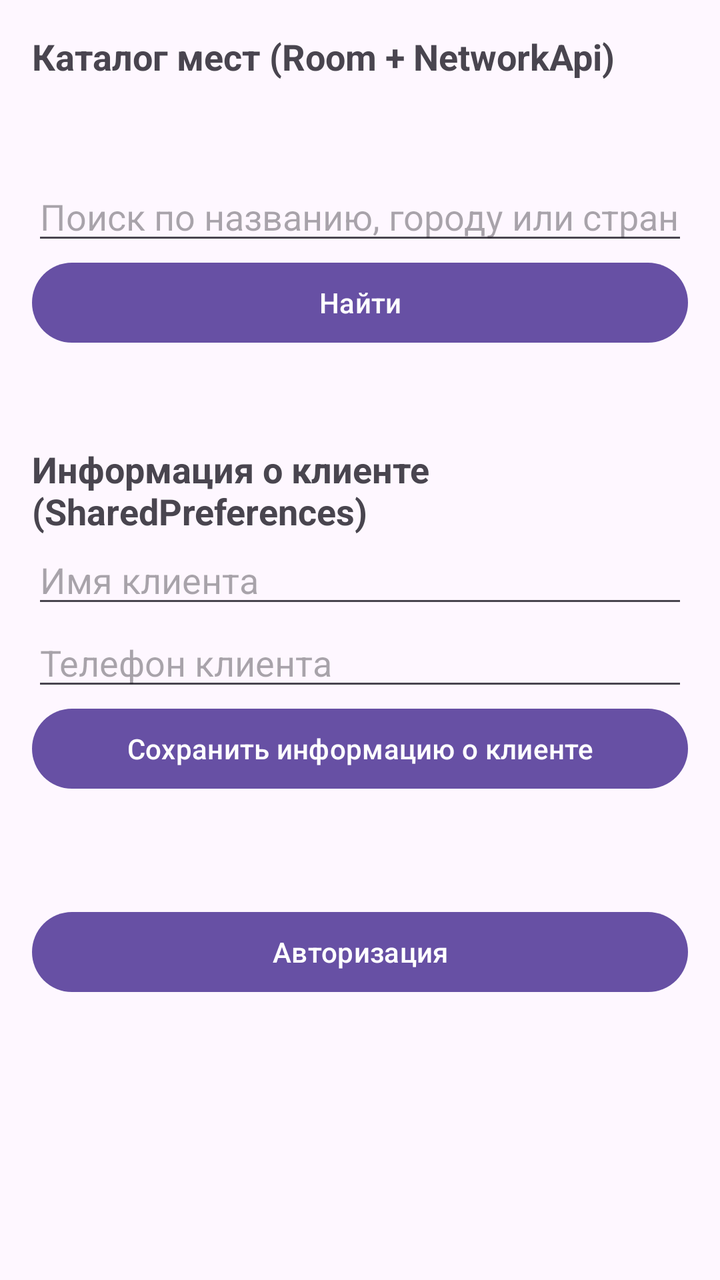
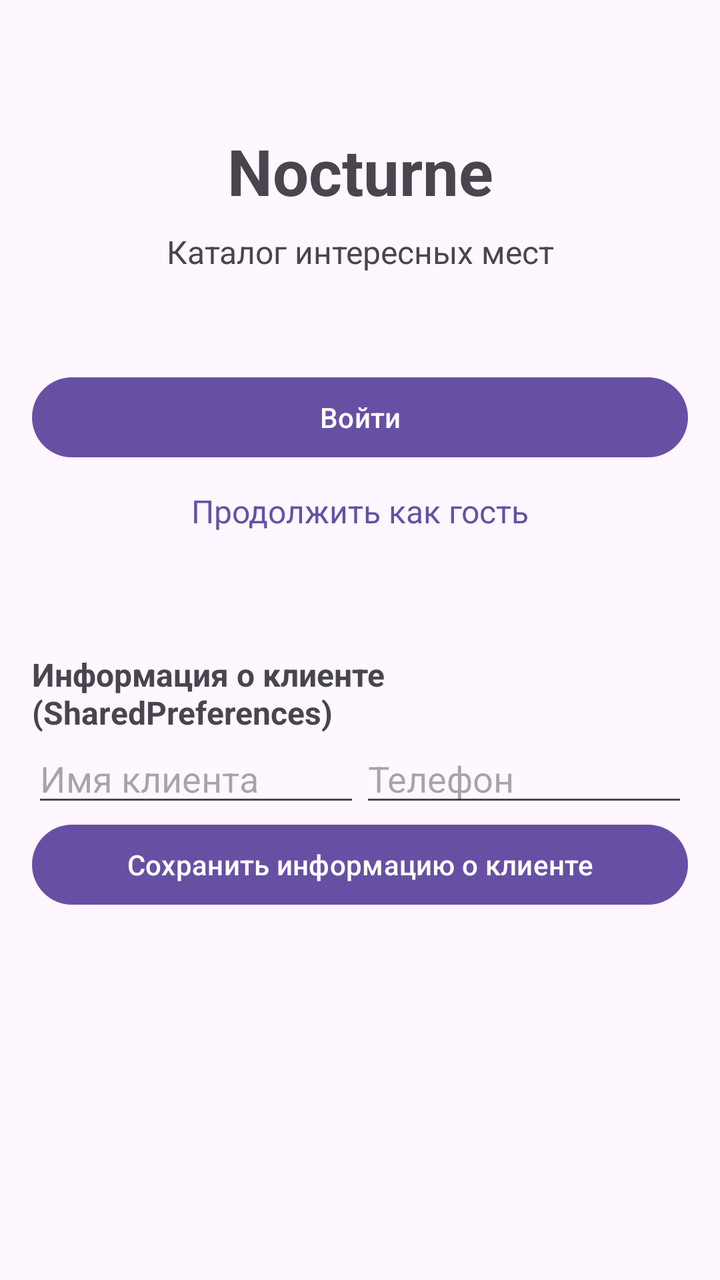

Screens rendered from an Android XML layout before and after an edit, with the pre-edit source and the edit as a unified diff.
<!-- AndroidManifest.xml: application theme Theme.Nocturne -->
<!-- res/layout/activity_main.xml -->
<?xml version="1.0" encoding="utf-8"?>
<LinearLayout xmlns:android="http://schemas.android.com/apk/res/android"
    android:layout_width="match_parent"
    android:layout_height="match_parent"
    android:orientation="vertical"
    android:padding="16dp">

    <TextView
        android:layout_width="match_parent"
        android:layout_height="wrap_content"
        android:text="Каталог мест (Room + NetworkApi)"
        android:textSize="18sp"
        android:textStyle="bold" />

    <TextView
        android:id="@+id/textViewPlaces"
        android:layout_width="match_parent"
        android:layout_height="wrap_content"
        android:paddingTop="8dp"
        android:textSize="16sp" />

    <EditText
        android:id="@+id/fieldSearch"
        android:layout_width="match_parent"
        android:layout_height="wrap_content"
        android:layout_marginTop="16dp"
        android:hint="Поиск по названию, городу или стране (сеть)"
        android:inputType="text" />

    <Button
        android:id="@+id/buttonSearch"
        android:layout_width="match_parent"
        android:layout_height="wrap_content"
        android:text="Найти" />

    <TextView
        android:id="@+id/textViewSearchStatus"
        android:layout_width="match_parent"
        android:layout_height="wrap_content"
        android:paddingTop="4dp"
        android:textSize="14sp" />

    <TextView
        android:layout_width="match_parent"
        android:layout_height="wrap_content"
        android:layout_marginTop="24dp"
        android:text="Информация о клиенте (SharedPreferences)"
        android:textSize="18sp"
        android:textStyle="bold" />

    <EditText
        android:id="@+id/fieldClientName"
        android:layout_width="match_parent"
        android:layout_height="wrap_content"
        android:hint="Имя клиента"
        android:inputType="textPersonName" />

    <EditText
        android:id="@+id/fieldClientPhone"
        android:layout_width="match_parent"
        android:layout_height="wrap_content"
        android:hint="Телефон клиента"
        android:inputType="phone" />

    <Button
        android:id="@+id/buttonSaveClient"
        android:layout_width="match_parent"
        android:layout_height="wrap_content"
        android:text="Сохранить информацию о клиенте" />

    <TextView
        android:id="@+id/textViewClientInfo"
        android:layout_width="match_parent"
        android:layout_height="wrap_content"
        android:paddingTop="8dp"
        android:textSize="16sp" />

    <Button
        android:id="@+id/buttonLogin"
        android:layout_width="match_parent"
        android:layout_height="wrap_content"
        android:layout_marginTop="24dp"
        android:text="Авторизация" />

</LinearLayout>
<!-- resources referenced by this layout -->
<resources>
  <style name="Theme.Nocturne" parent="Base.Theme.Nocturne" />
  <style name="Base.Theme.Nocturne" parent="Theme.Material3.DayNight.NoActionBar">
          
          
      </style>
</resources>

<!-- the commit's change to res/layout/activity_main.xml (unified diff, before → after) -->
@@ -8,59 +8,70 @@
     <TextView
         android:layout_width="match_parent"
         android:layout_height="wrap_content"
-        android:text="Каталог мест (Room + NetworkApi)"
-        android:textSize="18sp"
+        android:layout_marginTop="48dp"
+        android:gravity="center"
+        android:text="Nocturne"
+        android:textSize="32sp"
         android:textStyle="bold" />
-
-    <TextView
-        android:id="@+id/textViewPlaces"
-        android:layout_width="match_parent"
-        android:layout_height="wrap_content"
-        android:paddingTop="8dp"
-        android:textSize="16sp" />
-
-    <EditText
-        android:id="@+id/fieldSearch"
-        android:layout_width="match_parent"
-        android:layout_height="wrap_content"
-        android:layout_marginTop="16dp"
-        android:hint="Поиск по названию, городу или стране (сеть)"
-        android:inputType="text" />
-
-    <Button
-        android:id="@+id/buttonSearch"
-        android:layout_width="match_parent"
-        android:layout_height="wrap_content"
-        android:text="Найти" />
-
-    <TextView
-        android:id="@+id/textViewSearchStatus"
-        android:layout_width="match_parent"
-        android:layout_height="wrap_content"
-        android:paddingTop="4dp"
-        android:textSize="14sp" />
 
     <TextView
         android:layout_width="match_parent"
         android:layout_height="wrap_content"
-        android:layout_marginTop="24dp"
+        android:layout_marginTop="8dp"
+        android:gravity="center"
+        android:text="Каталог интересных мест"
+        android:textSize="16sp" />
+
+    <Button
+        android:id="@+id/buttonLogin"
+        android:layout_width="match_parent"
+        android:layout_height="wrap_content"
+        android:layout_marginTop="48dp"
+        android:text="Войти" />
+
+    <TextView
+        android:id="@+id/textGuest"
+        android:layout_width="match_parent"
+        android:layout_height="wrap_content"
+        android:background="?attr/selectableItemBackground"
+        android:clickable="true"
+        android:focusable="true"
+        android:gravity="center"
+        android:padding="12dp"
+        android:text="Продолжить как гость"
+        android:textColor="?attr/colorPrimary"
+        android:textSize="16sp" />
+
+    <TextView
+        android:layout_width="match_parent"
+        android:layout_height="wrap_content"
+        android:layout_marginTop="48dp"
         android:text="Информация о клиенте (SharedPreferences)"
-        android:textSize="18sp"
+        android:textSize="16sp"
         android:textStyle="bold" />
 
-    <EditText
-        android:id="@+id/fieldClientName"
+    <LinearLayout
         android:layout_width="match_parent"
         android:layout_height="wrap_content"
-        android:hint="Имя клиента"
-        android:inputType="textPersonName" />
+        android:orientation="horizontal">
 
-    <EditText
-        android:id="@+id/fieldClientPhone"
-        android:layout_width="match_parent"
-        android:layout_height="wrap_content"
-        android:hint="Телефон клиента"
-        android:inputType="phone" />
+        <EditText
+            android:id="@+id/fieldClientName"
+            android:layout_width="0dp"
+            android:layout_height="wrap_content"
+            android:layout_weight="1"
+            android:hint="Имя клиента"
+            android:inputType="textPersonName" />
+
+        <EditText
+            android:id="@+id/fieldClientPhone"
+            android:layout_width="0dp"
+            android:layout_height="wrap_content"
+            android:layout_weight="1"
+            android:hint="Телефон"
+            android:inputType="phone" />
+
+    </LinearLayout>
 
     <Button
         android:id="@+id/buttonSaveClient"
@@ -72,14 +83,6 @@
         android:id="@+id/textViewClientInfo"
         android:layout_width="match_parent"
         android:layout_height="wrap_content"
-        android:paddingTop="8dp"
         android:textSize="16sp" />
 
-    <Button
-        android:id="@+id/buttonLogin"
-        android:layout_width="match_parent"
-        android:layout_height="wrap_content"
-        android:layout_marginTop="24dp"
-        android:text="Авторизация" />
-
 </LinearLayout>
